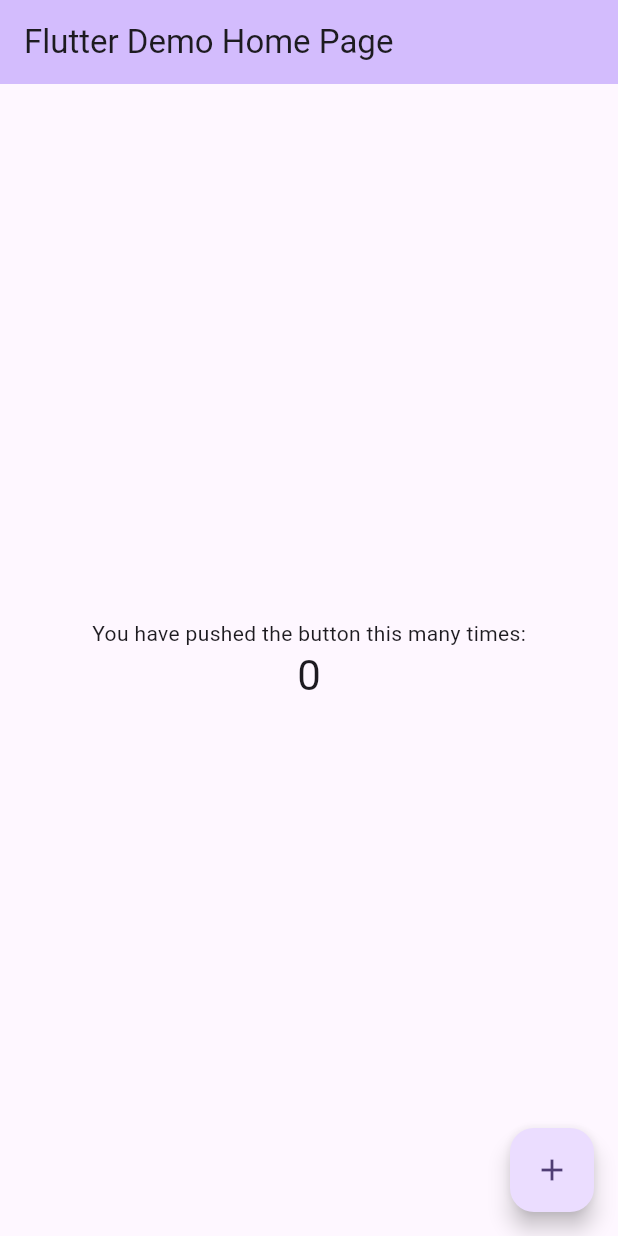
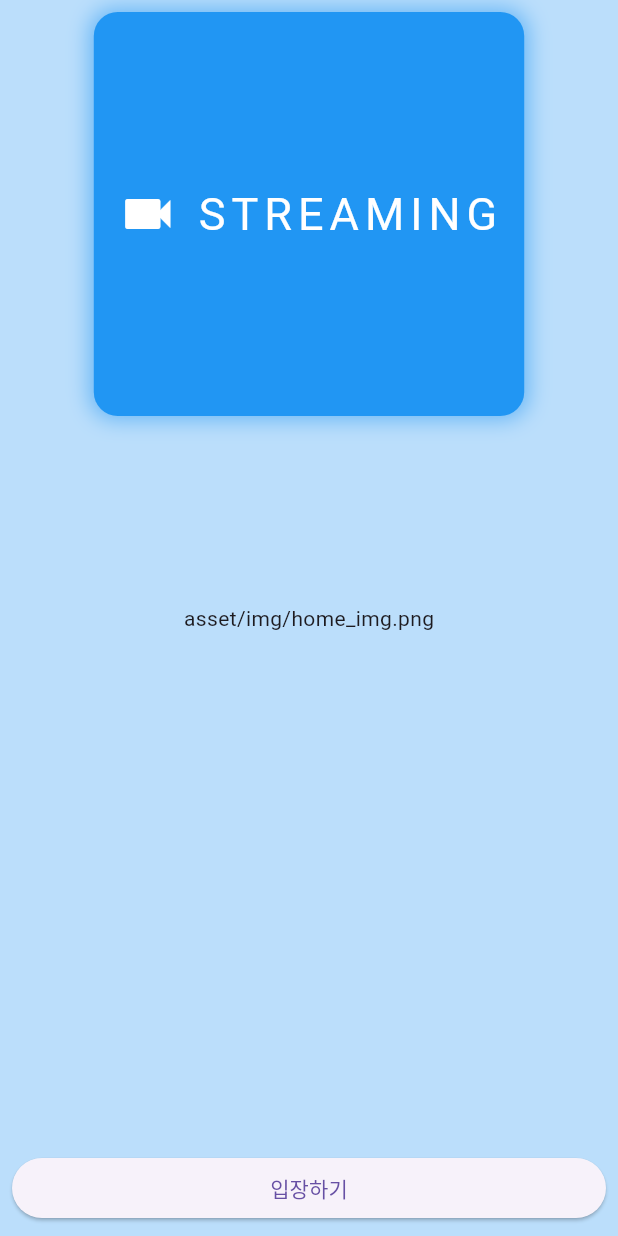
Before and after one commit to NaHwangje/gitlab_dreamfarm, a Flutter app: the screen it shows after launch, on a phone screen of 412 x 824 dp. Run offline on Flutter 3.47's test engine with Material 3 defaults, Android fonts, the phone set to English and light mode, and no system bars; missing offline and left inert: mqtt_client.

Commit message:
update livestreaming

```diff
--- /dev/null
+++ b/lib/component/home_entry_button.dart
@@ -0,0 +1,19 @@
+import 'package:flutter/material.dart';
+
+class HomeEntryButton extends StatelessWidget {
+  const HomeEntryButton({super.key});
+
+  @override
+  Widget build(BuildContext context) {
+    return Column(
+      mainAxisAlignment: MainAxisAlignment.end,
+      crossAxisAlignment: CrossAxisAlignment.stretch,
+      children: [
+        ElevatedButton(
+          onPressed: () {},
+          child: const Text('입장하기'),
+        )
+      ],
+    );
+  }
+}
--- /dev/null
+++ b/lib/component/home_image.dart
@@ -0,0 +1,14 @@
+import 'package:flutter/material.dart';
+
+class HomeImage extends StatelessWidget {
+  const HomeImage({super.key});
+
+  @override
+  Widget build(BuildContext context) {
+    return const Center(
+      child: Text(
+        'asset/img/home_img.png',
+      ),
+    );
+  }
+}
--- /dev/null
+++ b/lib/component/home_logo.dart
@@ -0,0 +1,43 @@
+import 'package:flutter/material.dart';
+
+class HomeLogo extends StatelessWidget {
+  const HomeLogo({super.key});
+
+  @override
+  Widget build(BuildContext context) {
+    return Container(
+      decoration: BoxDecoration(
+          color: Colors.blue,
+          borderRadius: BorderRadius.circular(16.0),
+          boxShadow: [
+            BoxShadow(
+              color: Colors.blue[300]!,
+              blurRadius: 12.0,
+              spreadRadius: 2.0,
+            )
+          ]),
+      child: const Padding(
+        padding: EdgeInsets.all(16.0),
+        child: Row(
+          mainAxisSize: MainAxisSize.min,
+          children: [
+            Icon(
+              Icons.videocam,
+              color: Colors.white,
+              size: 40.0,
+            ),
+            SizedBox(width: 12.0),
+            Text(
+              'STREAMING',
+              style: TextStyle(
+                color: Colors.white,
+                fontSize: 30.0,
+                letterSpacing: 4.0,
+              ),
+            )
+          ],
+        ),
+      ),
+    );
+  }
+}
--- a/lib/main.dart
+++ b/lib/main.dart
@@ -1,125 +1,9 @@
 import 'package:flutter/material.dart';
 
-void main() {
-  runApp(const MyApp());
+import 'screen/home_screen.dart';
+
+void main(){
+  runApp(MaterialApp(
+    home: HomeScreen(),
+  ));
 }
-
-class MyApp extends StatelessWidget {
-  const MyApp({super.key});
-
-  // This widget is the root of your application.
-  @override
-  Widget build(BuildContext context) {
-    return MaterialApp(
-      title: 'Flutter Demo',
-      theme: ThemeData(
-        // This is the theme of your application.
-        //
-        // TRY THIS: Try running your application with "flutter run". You'll see
-        // the application has a purple toolbar. Then, without quitting the app,
-        // try changing the seedColor in the colorScheme below to Colors.green
-        // and then invoke "hot reload" (save your changes or press the "hot
-        // reload" button in a Flutter-supported IDE, or press "r" if you used
-        // the command line to start the app).
-        //
-        // Notice that the counter didn't reset back to zero; the application
-        // state is not lost during the reload. To reset the state, use hot
-        // restart instead.
-        //
-        // This works for code too, not just values: Most code changes can be
-        // tested with just a hot reload.
-        colorScheme: ColorScheme.fromSeed(seedColor: Colors.deepPurple),
-        useMaterial3: true,
-      ),
-      home: const MyHomePage(title: 'Flutter Demo Home Page'),
-    );
-  }
-}
-
-class MyHomePage extends StatefulWidget {
-  const MyHomePage({super.key, required this.title});
-
-  // This widget is the home page of your application. It is stateful, meaning
-  // that it has a State object (defined below) that contains fields that affect
-  // how it looks.
-
-  // This class is the configuration for the state. It holds the values (in this
-  // case the title) provided by the parent (in this case the App widget) and
-  // used by the build method of the State. Fields in a Widget subclass are
-  // always marked "final".
-
-  final String title;
-
-  @override
-  State<MyHomePage> createState() => _MyHomePageState();
-}
-
-class _MyHomePageState extends State<MyHomePage> {
-  int _counter = 0;
-
-  void _incrementCounter() {
-    setState(() {
-      // This call to setState tells the Flutter framework that something has
-      // changed in this State, which causes it to rerun the build method below
-      // so that the display can reflect the updated values. If we changed
-      // _counter without calling setState(), then the build method would not be
-      // called again, and so nothing would appear to happen.
-      _counter++;
-    });
-  }
-
-  @override
-  Widget build(BuildContext context) {
-    // This method is rerun every time setState is called, for instance as done
-    // by the _incrementCounter method above.
-    //
-    // The Flutter framework has been optimized to make rerunning build methods
-    // fast, so that you can just rebuild anything that needs updating rather
-    // than having to individually change instances of widgets.
-    return Scaffold(
-      appBar: AppBar(
-        // TRY THIS: Try changing the color here to a specific color (to
-        // Colors.amber, perhaps?) and trigger a hot reload to see the AppBar
-        // change color while the other colors stay the same.
-        backgroundColor: Theme.of(context).colorScheme.inversePrimary,
-        // Here we take the value from the MyHomePage object that was created by
-        // the App.build method, and use it to set our appbar title.
-        title: Text(widget.title),
-      ),
-      body: Center(
-        // Center is a layout widget. It takes a single child and positions it
-        // in the middle of the parent.
-        child: Column(
-          // Column is also a layout widget. It takes a list of children and
-          // arranges them vertically. By default, it sizes itself to fit its
-          // children horizontally, and tries to be as tall as its parent.
-          //
-          // Column has various properties to control how it sizes itself and
-          // how it positions its children. Here we use mainAxisAlignment to
-          // center the children vertically; the main axis here is the vertical
-          // axis because Columns are vertical (the cross axis would be
-          // horizontal).
-          //
-          // TRY THIS: Invoke "debug painting" (choose the "Toggle Debug Paint"
-          // action in the IDE, or press "p" in the console), to see the
-          // wireframe for each widget.
-          mainAxisAlignment: MainAxisAlignment.center,
-          children: <Widget>[
-            const Text(
-              'You have pushed the button this many times:',
-            ),
-            Text(
-              '$_counter',
-              style: Theme.of(context).textTheme.headlineMedium,
-            ),
-          ],
-        ),
-      ),
-      floatingActionButton: FloatingActionButton(
-        onPressed: _incrementCounter,
-        tooltip: 'Increment',
-        child: const Icon(Icons.add),
-      ), // This trailing comma makes auto-formatting nicer for build methods.
-    );
-  }
-}
--- a/lib/mqtt/mqtt_server_client.dart
+++ b/lib/mqtt/mqtt_server_client.dart
@@ -121,9 +121,10 @@ Future<int> main() async {
   /// Lets publish to our topic
   /// Use the payload builder rather than a raw buffer
   /// Our known topic to publish to
-  const pubTopic = 'Dart/Mqtt_client/tea';
+  const pubTopic = 'Dart/Mqtt_client/tea/pot';
   final builder = MqttClientPayloadBuilder();
-  builder.addString('what is love');
+  builder.addString(
+      '{"SENSOR_VALUE":[{"SID":"0","VALUE":"0.00"},{"SID":"1","VALUE":"0.50"},{"SID":"2","VALUE":"1.00"},{"SID":"3","VALUE":"1.50"},{"SID":"4","VALUE":"2.00"},{"SID":"5","VALUE":"2.50"},{"SID":"6","VALUE":"3.00"},{"SID":"7","VALUE":"3.50"}],"UNIT_STATUS":[{"UID":"0","STATUS":"0"},{"UID":"1","STATUS":"0"},{"UID":"2","STATUS":"0"},{"UID":"3","STATUS":"0"},{"UID":"4","STATUS":"0"},{"UID":"5","STATUS":"0"},{"UID":"6","STATUS":"0"},{"UID":"7","STATUS":"0"},{"UID":"8","STATUS":"0"},{"UID":"9","STATUS":"0"},{"UID":"10","STATUS":"0"},{"UID":"11","STATUS":"0"},{"UID":"12","STATUS":"0"},{"UID":"13","STATUS":"0"},{"UID":"14","STATUS":"0"},{"UID":"15","STATUS":"0"}]}');
 
   /// Subscribe to it
   print('Subscribing to the Dart/Mqtt_client/testtopic topic');
@@ -131,7 +132,12 @@ Future<int> main() async {
 
   /// Publish it
   print('Publishing our topic');
-  client.publishMessage(pubTopic, MqttQos.exactlyOnce, builder.payload!);
+  for (int i = 0; i < 360000; i++) {
+    Future.delayed(Duration(seconds: i), () {
+      client.publishMessage(pubTopic, MqttQos.exactlyOnce, builder.payload!);
+    });
+  }
+
 
   /// Ok, we will now sleep a while, in this gap you will see ping request/response
   /// messages being exchanged by the keep alive mechanism.
--- /dev/null
+++ b/lib/screen/cam_screen.dart
@@ -0,0 +1,22 @@
+import 'package:flutter/material.dart';
+
+class CamScreen extends StatefulWidget {
+  const CamScreen({super.key});
+
+  @override
+  State<CamScreen> createState() => _CamScreenState();
+}
+
+class _CamScreenState extends State<CamScreen> {
+  @override
+  Widget build(BuildContext context) {
+    return Scaffold(
+      appBar: AppBar(
+        title: Text('Streaming'),
+      ),
+      body: Center(
+        child: Text('Cam Screen'),
+      ),
+    );
+  }
+}
--- /dev/null
+++ b/lib/screen/home_screen.dart
@@ -0,0 +1,27 @@
+import 'package:dream_farm_mqtt/component/home_entry_button.dart';
+import 'package:dream_farm_mqtt/component/home_image.dart';
+import 'package:flutter/material.dart';
+import 'package:dream_farm_mqtt/component/home_logo.dart';
+
+class HomeScreen extends StatelessWidget {
+  const HomeScreen({super.key});
+
+  @override
+  Widget build(BuildContext context) {
+    return Scaffold(
+      backgroundColor: Colors.blue[100]!,
+      body: SafeArea(
+        child: Padding(
+          padding: const EdgeInsets.all(8.0),
+          child: Column(
+            children: [
+              const Expanded(child: HomeLogo()),
+              Expanded(child: HomeImage()),
+              Expanded(child: HomeEntryButton()),
+            ],
+          ),
+        ),
+      ),
+    );
+  }
+}
```
